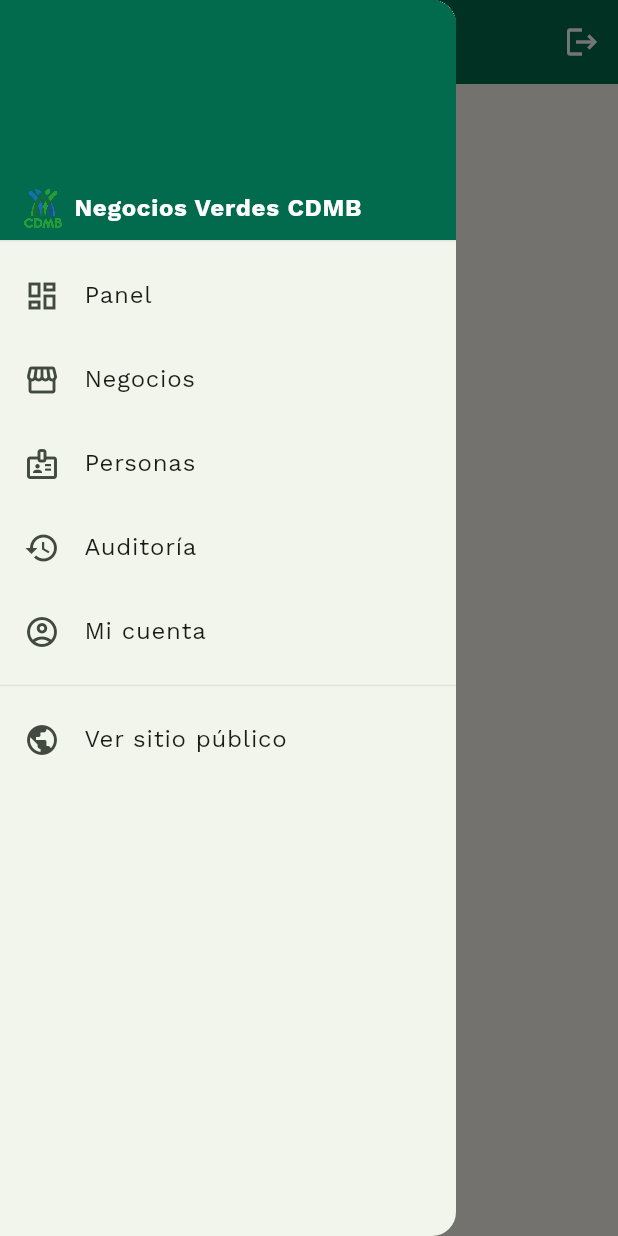
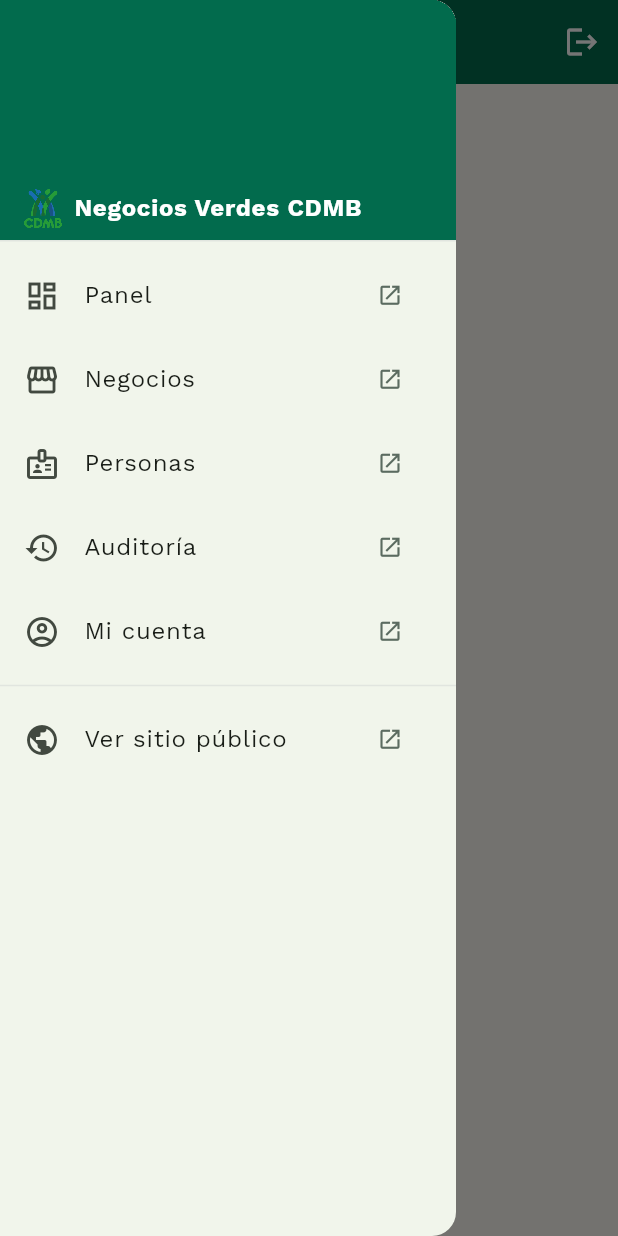
Before and after one commit to cdmbdesarrollo/negocios_verdes, a Flutter app: the AdminShellPage screen opened directly with empty values, with the side drawer open, on a phone screen of 412 x 824 dp. Run offline on Flutter 3.47's test engine with Material 3 defaults, Android fonts, the phone set to English and light mode, and no system bars; our stand-ins replace cached_network_image, csv, fl_chart, flutter_map, geolocator, go_router and 6 more; missing offline and left inert: dart:js_interop, flutter_map_marker_cluster; accounts and stored records are empty; statements that could not run were skipped.

Commit message:
Admin: abrir secciones y el sitio público en una pestaña nueva
Co-Authored-By: Claude Opus 5.5 <noreply@anthropic.com>

```diff
--- a/lib/core/admin_shell_page.dart
+++ b/lib/core/admin_shell_page.dart
@@ -1,5 +1,6 @@
 import 'package:flutter/material.dart';
 import 'package:go_router/go_router.dart';
+import 'package:url_launcher/url_launcher.dart';
 
 import 'responsive.dart';
 import 'widgets/logo_negocios_verdes.dart';
@@ -50,6 +51,36 @@ List<EnlaceAdmin> _enlacesVisibles(bool esSuper) =>
 bool _enlaceActivo(String rutaActual, EnlaceAdmin enlace) {
   if (enlace.ruta == '/admin') return rutaActual == '/admin';
   return rutaActual == enlace.ruta || rutaActual.startsWith('${enlace.ruta}/');
+}
+
+/// Abre [ruta] (del admin o del sitio público) en una pestaña nueva del
+/// navegador — pedido explícito: tener el sitio público o otra sección
+/// abiertos en una pestaña mientras se administra en otra. La sesión de
+/// Supabase vive en localStorage, así que la pestaña nueva ya entra
+/// autenticada. Uri.base.resolve: mismo origen que está sirviendo la app
+/// (localhost en desarrollo, el dominio real en producción).
+Future<void> abrirEnNuevaPestana(String ruta) =>
+    launchUrl(Uri.base.resolve(ruta), webOnlyWindowName: '_blank');
+
+/// Botón chico "abrir en pestaña nueva" que va al final de cada ítem del
+/// menú. [color] cambia según el fondo (barra oscura vs. drawer blanco).
+class _BotonNuevaPestana extends StatelessWidget {
+  final String ruta;
+  final Color color;
+
+  const _BotonNuevaPestana({required this.ruta, required this.color});
+
+  @override
+  Widget build(BuildContext context) {
+    return IconButton(
+      tooltip: 'Abrir en una pestaña nueva',
+      visualDensity: VisualDensity.compact,
+      iconSize: 17,
+      color: color,
+      icon: const Icon(Icons.open_in_new),
+      onPressed: () => abrirEnNuevaPestana(ruta),
+    );
+  }
 }
 
 String _tituloSeccion(String rutaActual) {
@@ -183,6 +214,11 @@ class _AdminShellPageState extends State<AdminShellPage> {
                   // oscuro.
                   selectedTileColor: NVColors.verdeMenu,
                   selectedColor: NVColors.textoPrincipal,
+                  trailing: _enlaceActivo(rutaActual, enlace)
+                      ? null
+                      : _BotonNuevaPestana(
+                          ruta: enlace.ruta,
+                          color: NVColors.textoSecundario),
                   onTap: () {
                     Navigator.of(context).pop();
                     context.go(enlace.ruta);
@@ -192,6 +228,8 @@ class _AdminShellPageState extends State<AdminShellPage> {
               ListTile(
                 leading: const Icon(Icons.public),
                 title: const Text('Ver sitio público'),
+                trailing: const _BotonNuevaPestana(
+                    ruta: '/', color: NVColors.textoSecundario),
                 onTap: () {
                   Navigator.of(context).pop();
                   context.go('/');
@@ -256,6 +294,10 @@ class _BarraLateral extends StatelessWidget {
                       titulo: enlace.titulo,
                       activo: _enlaceActivo(rutaActual, enlace),
                       onTap: () => context.go(enlace.ruta),
+                      // En la sección donde ya se está no tiene sentido.
+                      rutaNuevaPestana: _enlaceActivo(rutaActual, enlace)
+                          ? null
+                          : enlace.ruta,
                     ),
                 ],
               ),
@@ -271,6 +313,7 @@ class _BarraLateral extends StatelessWidget {
                     titulo: 'Ver sitio público',
                     activo: false,
                     onTap: () => context.go('/'),
+                    rutaNuevaPestana: '/',
                   ),
                   _itemBarra(
                     context,
@@ -294,6 +337,7 @@ class _BarraLateral extends StatelessWidget {
     required String titulo,
     required bool activo,
     required VoidCallback onTap,
+    String? rutaNuevaPestana,
   }) {
     return Padding(
       padding: const EdgeInsets.only(bottom: 4),
@@ -309,7 +353,11 @@ class _BarraLateral extends StatelessWidget {
           borderRadius: BorderRadius.circular(10),
           onTap: onTap,
           child: Padding(
-            padding: const EdgeInsets.symmetric(horizontal: 14, vertical: 12),
+            // Alto fijo: el ítem mide igual con o sin el botón de pestaña
+            // nueva (el IconButton es más alto que el texto).
+            padding: const EdgeInsets.fromLTRB(14, 2, 2, 2),
+            child: SizedBox(
+              height: 40,
               child: Row(
                 children: [
                   Icon(icono,
@@ -318,15 +366,23 @@ class _BarraLateral extends StatelessWidget {
                           : Colors.white70,
                       size: 20),
                   const SizedBox(width: 12),
-                Text(
+                  Expanded(
+                    child: Text(
                       titulo,
                       style: TextStyle(
-                    color: activo ? NVColors.textoPrincipal : Colors.white70,
-                    fontWeight: activo ? FontWeight.w600 : FontWeight.normal,
+                        color:
+                            activo ? NVColors.textoPrincipal : Colors.white70,
+                        fontWeight:
+                            activo ? FontWeight.w600 : FontWeight.normal,
                         fontSize: 13.5,
                       ),
                     ),
+                  ),
+                  if (rutaNuevaPestana != null)
+                    _BotonNuevaPestana(
+                        ruta: rutaNuevaPestana, color: Colors.white38),
                 ],
+              ),
             ),
           ),
         ),
```
Lines whose indentation alone changed are shown as unchanged.
